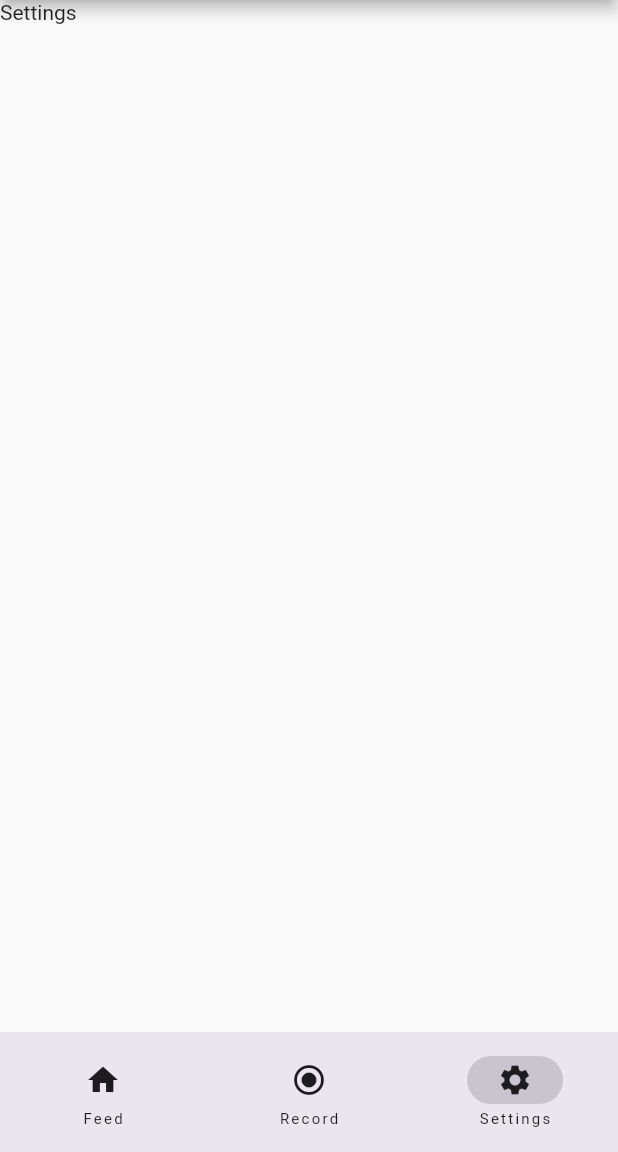
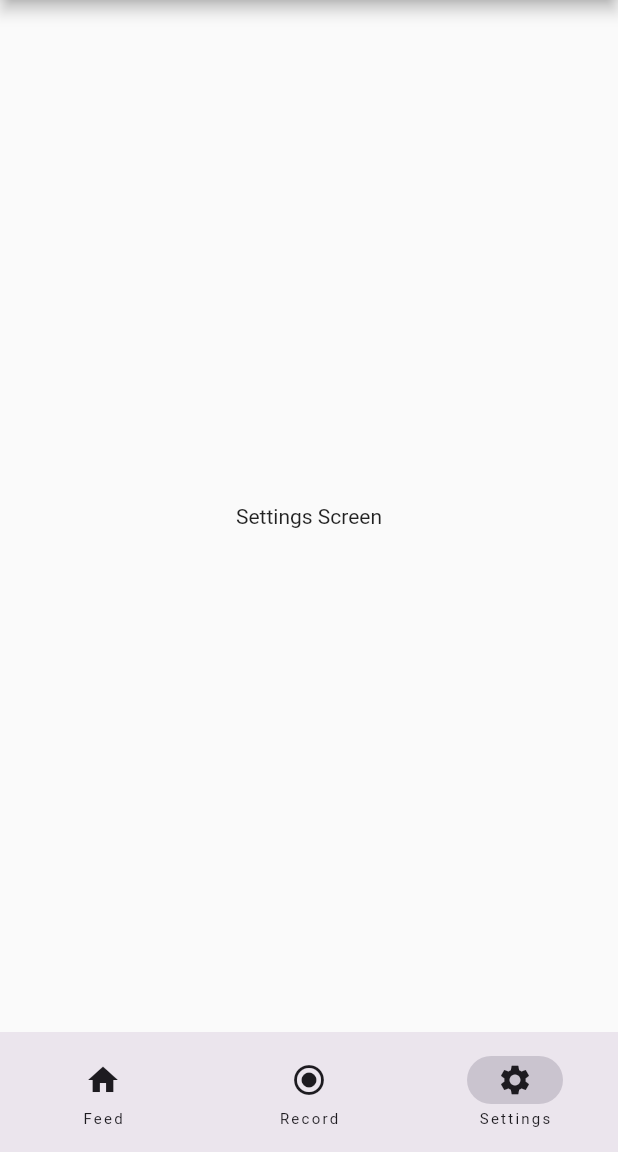
Before and after one commit to PNA-Tech/commuter, a Flutter app: the screen it shows after launch, item 3 of the bottom bar chosen, on a phone screen of 412 x 824 dp, the part 84-1236 px from its top. Run offline on Flutter 3.47's test engine with Material 2 defaults, Android fonts, the phone set to English and light mode, and no system bars.

Commit message:
Created Individual Screen + File Structure

```diff
--- a/lib/main.dart
+++ b/lib/main.dart
@@ -1,4 +1,6 @@
-import 'package:commuter/homepage.dart';
+import 'package:commuter/screens/home_screen.dart';
+import 'package:commuter/screens/record_screen.dart';
+import 'package:commuter/screens/settings_screen.dart';
 import 'package:flutter/material.dart';
 
 void main() {
@@ -52,7 +54,7 @@
           NavigationDestination(icon: Icon(Icons.settings), label: "Settings"),
         ],
       ),
-      body: const [HomePage(), Text("Record"), Text("Settings")][pageIndex],
+      body: const [HomeScreen(), RecordScreen(), SettingsScreen()][pageIndex],
     );
   }
 }
--- /dev/null
+++ b/lib/screens/settings_screen.dart
@@ -0,0 +1,24 @@
+import 'package:flutter/material.dart';
+
+class SettingsScreen extends StatefulWidget {
+  const SettingsScreen({super.key});
+
+  @override
+  State<SettingsScreen> createState() => _SettingsScreenState();
+}
+
+class _SettingsScreenState extends State<SettingsScreen> {
+  @override
+  Widget build(BuildContext context) {
+    return const Center(
+      child: Column(
+        mainAxisAlignment: MainAxisAlignment.center,
+        children: <Widget>[
+          Text(
+            'Settings Screen',
+          ),
+        ],
+      ),
+    );
+  }
+}
```
Also changed, not shown: lib/screens/home_screen.dart (added, +24 -0 lines), lib/screens/record_screen.dart (renamed from lib/homepage.dart, +5 -5 lines).
